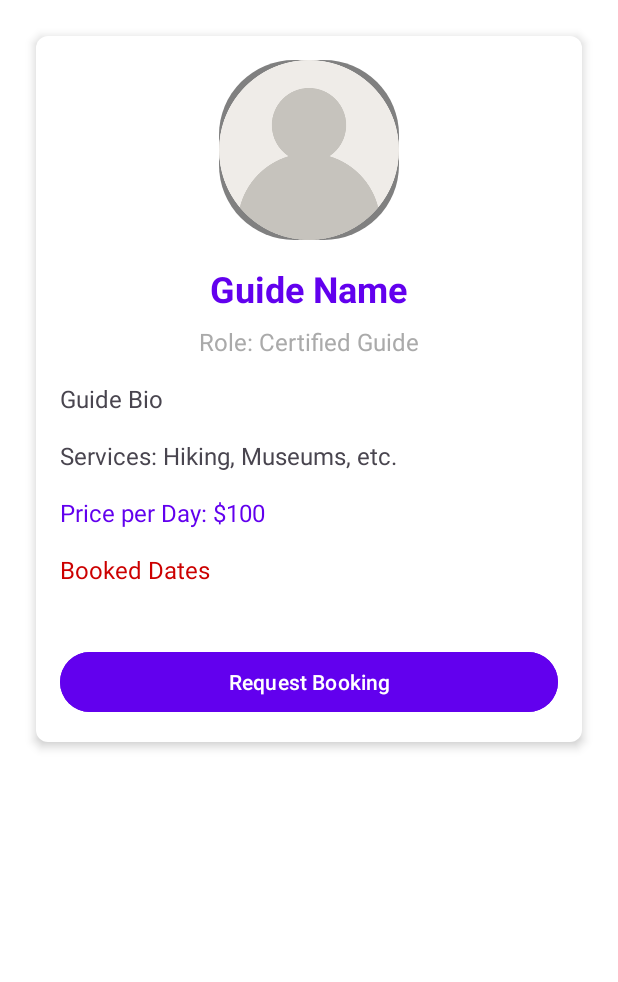
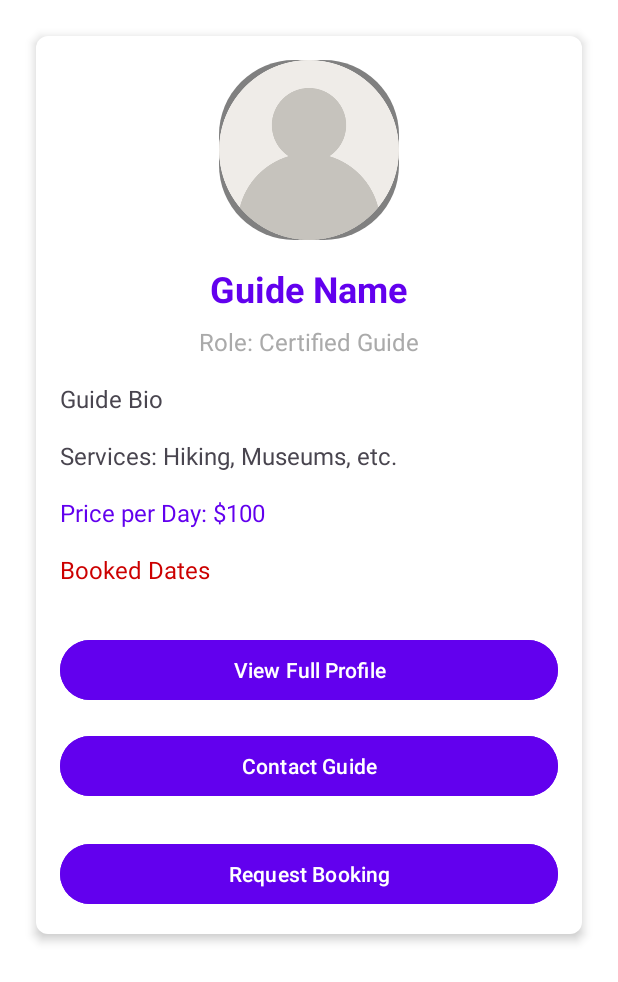
Before and after one commit to Ehsanganem/myGuide, an Android app: the GuideDetailActivity screen opened directly, with no data from a screen before it, on a phone screen of 412 x 824 dp. Shown: the top 982 px of the screen. Run offline under Robolectric (Android 15) with nearby library versions, the phone set to English and light mode, and no system bars; our stand-ins replace CircleImageView, Firebase (no records; nobody signed in at launch, a user with empty details on screens opened directly); 7 statements that could not run were skipped.

Commit message:
guide-details-updated

```diff
--- a/app/src/main/java/com/example/myguidefirebase/GuideDetailActivity.java
+++ b/app/src/main/java/com/example/myguidefirebase/GuideDetailActivity.java
@@ -1,6 +1,7 @@
 package com.example.myguidefirebase;
 
 import android.content.Intent;
+import android.net.Uri;
 import android.os.Bundle;
 import android.widget.Button;
 import android.widget.ImageView;
@@ -19,7 +20,7 @@ public class GuideDetailActivity extends AppCompatActivity {
 
     private ImageView imageViewProfilePic;
     private TextView textViewName, textViewRole, textViewBio, textViewServices, textViewPricePerDay, textViewBookedDates;
-    private Button buttonRequestBooking;
+    private Button buttonRequestBooking, buttonViewProfile, buttonContactGuide;
     private User selectedGuide;
     private FirebaseFirestore db;
 
@@ -36,6 +37,8 @@ public class GuideDetailActivity extends AppCompatActivity {
         textViewPricePerDay = findViewById(R.id.textViewPricePerDay);
         textViewBookedDates = findViewById(R.id.textViewBookedDates);
         buttonRequestBooking = findViewById(R.id.buttonRequestBooking);
+        buttonViewProfile = findViewById(R.id.buttonViewProfile);
+        buttonContactGuide = findViewById(R.id.buttonContactGuide);
 
         db = FirebaseFirestore.getInstance();
 
@@ -63,6 +66,21 @@ public class GuideDetailActivity extends AppCompatActivity {
             Intent intent = new Intent(GuideDetailActivity.this, BookingActivity.class);
             intent.putExtra("selectedGuide", selectedGuide);
             startActivity(intent);
+        });
+
+        // View Full Profile
+        buttonViewProfile.setOnClickListener(v -> {
+            Intent intent = new Intent(GuideDetailActivity.this, ProfileActivity.class);
+            intent.putExtra("userId", selectedGuide.getUserId()); // Pass the guide's userId
+            startActivity(intent);
+        });
+
+        // Contact Guide (For example, open email client)
+        buttonContactGuide.setOnClickListener(v -> {
+            Intent emailIntent = new Intent(Intent.ACTION_SENDTO, Uri.fromParts(
+                    "mailto", selectedGuide.getEmail(), null));
+            emailIntent.putExtra(Intent.EXTRA_SUBJECT, "Inquiry about Guide Services");
+            startActivity(Intent.createChooser(emailIntent, "Send email..."));
         });
     }
 
--- a/app/src/main/res/layout/activity_guide_detail.xml
+++ b/app/src/main/res/layout/activity_guide_detail.xml
@@ -85,6 +85,26 @@
             android:layout_marginBottom="16dp"
             android:textColor="@android:color/holo_red_dark" />
 
+        <!-- View Full Profile Button -->
+        <Button
+            android:id="@+id/buttonViewProfile"
+            android:layout_width="match_parent"
+            android:layout_height="wrap_content"
+            android:text="View Full Profile"
+            android:backgroundTint="@color/primaryColor"
+            android:textColor="@android:color/white"
+            android:layout_marginTop="16dp"/>
+
+        <!-- Contact Guide Button -->
+        <Button
+            android:id="@+id/buttonContactGuide"
+            android:layout_width="match_parent"
+            android:layout_height="wrap_content"
+            android:text="Contact Guide"
+            android:backgroundTint="@color/primaryColor"
+            android:textColor="@android:color/white"
+            android:layout_marginTop="16dp"/>
+
         <!-- Booking Button -->
         <Button
             android:id="@+id/buttonRequestBooking"
```
Also changed, not shown: app/src/main/java/com/example/myguidefirebase/ProfileActivity.java (+22 -1 lines).
